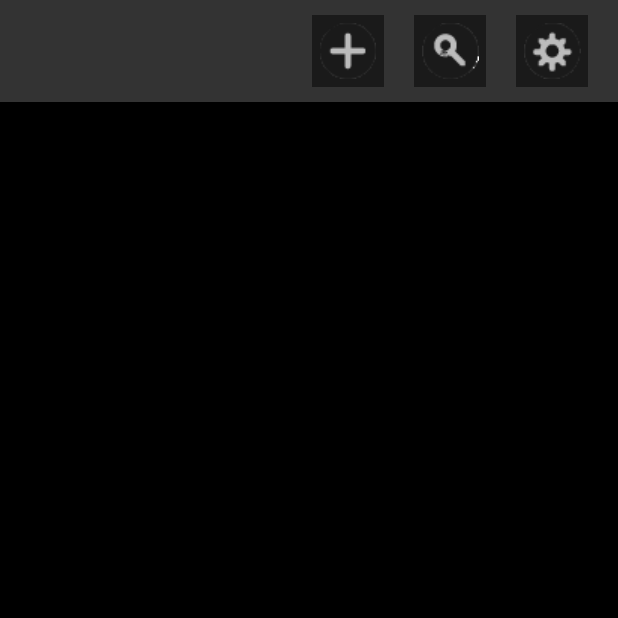
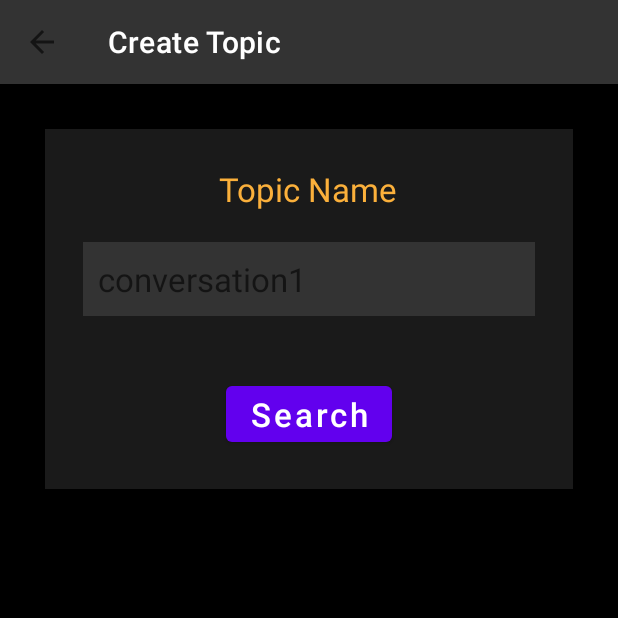
Before and after one commit to AAAlex-123/Yamca-Android-App, an Android app: the TopicListActivity screen opened directly, with no data from a screen before it, after a tap on "search for topic", on a phone screen of 412 x 824 dp, the top half of it. Run offline under Robolectric (Android 15) with nearby library versions, the light colour scheme and no system bars; 3 statements that could not run were skipped.

Commit message:
adds SearchForTopicActivity

```diff
--- a/app/src/main/AndroidManifest.xml
+++ b/app/src/main/AndroidManifest.xml
@@ -16,13 +16,20 @@
             android:theme="@style/Theme.YamcaApp"
             tools:targetApi="31">
         <activity
+                android:name=".app.SearchForTopicActivity"
+                android:exported="false"
+                android:parentActivityName=".app.TopicListActivity">
+            <meta-data
+                    android:name="android.support.PARENT_ACTIVITY"
+                    android:value=".app.TopicListActivity" />
+        </activity>
+        <activity
                 android:name=".app.CreateTopicActivity"
                 android:exported="false"
                 android:parentActivityName=".app.TopicListActivity">
-
-                <meta-data
-                        android:name="android.support.PARENT_ACTIVITY"
-                        android:value=".app.TopicListActivity"/>
+            <meta-data
+                    android:name="android.support.PARENT_ACTIVITY"
+                    android:value=".app.TopicListActivity" />
         </activity>
         <activity
                 android:name=".app.SingleTopicActivity"
--- /dev/null
+++ b/app/src/main/java/alexman/yamca/app/SearchForTopicActivity.kt
@@ -0,0 +1,56 @@
+package alexman.yamca.app
+
+import alexman.yamca.R
+import alexman.yamca.eventdeliverysystem.client.UserAdapter
+import alexman.yamca.eventdeliverysystem.client.UserEvent
+import androidx.appcompat.app.AppCompatActivity
+import android.os.Bundle
+import android.widget.Button
+import android.widget.TextView
+import android.widget.Toast
+import java.lang.RuntimeException
+
+class SearchForTopicActivity : AppCompatActivity() {
+
+    private val listener = object : UserAdapter() {
+        override fun onTopicListened(e: UserEvent) {
+            val text: String =
+                when (e.success) {
+                    true -> "Joined Topic \"${e.topicName}\""
+                    false -> "Could not join Topic \"${e.topicName}\""
+                }
+
+            this@SearchForTopicActivity.runOnUiThread {
+                Toast.makeText(this@SearchForTopicActivity, text, Toast.LENGTH_LONG).show()
+            }
+        }
+    }
+
+    private lateinit var topicNameField: TextView
+    private lateinit var searchButton: Button
+
+    override fun onCreate(savedInstanceState: Bundle?) {
+        super.onCreate(savedInstanceState)
+        setContentView(R.layout.activity_search_for_topic)
+
+        setSupportActionBar(findViewById(R.id.searchfortopic_header))
+        supportActionBar!!.setDisplayHomeAsUpEnabled(true)
+        supportActionBar!!.setDisplayShowHomeEnabled(true)
+
+        topicNameField = findViewById(R.id.searchfortopic_topicname_input)
+        searchButton = findViewById(R.id.searchfortopic_create_button)
+
+        searchButton.setOnClickListener {
+            UserSingleton.listenForNewTopic(topicNameField.text.toString())
+        }
+
+        UserSingleton.addUserListener(listener)
+    }
+
+    override fun onDestroy() {
+        super.onDestroy()
+
+        if (!UserSingleton.removeUserListener(listener))
+            throw RuntimeException()
+    }
+}
--- a/app/src/main/java/alexman/yamca/app/TopicListActivity.kt
+++ b/app/src/main/java/alexman/yamca/app/TopicListActivity.kt
@@ -46,7 +46,7 @@ class TopicListActivity : AppCompatActivity() {
             startActivity(Intent(this, CreateTopicActivity::class.java))
         }
         searchButton.setOnClickListener {
-            // startActivity(Intent(this, SearchForTopicActivity::class.java))
+            startActivity(Intent(this, SearchForTopicActivity::class.java))
         }
         preferencesButton.setOnClickListener {
             // startActivity(Intent(this, PreferencesActivity::class.java))
--- /dev/null
+++ b/app/src/main/res/layout/activity_search_for_topic.xml
@@ -0,0 +1,90 @@
+<?xml version="1.0" encoding="utf-8"?>
+<LinearLayout xmlns:android="http://schemas.android.com/apk/res/android"
+xmlns:tools="http://schemas.android.com/tools"
+xmlns:app="http://schemas.android.com/apk/res-auto"
+android:layout_width="match_parent"
+android:layout_height="match_parent"
+tools:context=".app.CreateTopicActivity"
+android:orientation="vertical"
+android:id="@+id/searchfortopic_layout"
+android:textAlignment="center">
+
+<androidx.appcompat.widget.Toolbar
+        android:layout_width="match_parent"
+        android:layout_height="wrap_content"
+        android:background="#333333"
+        android:minHeight="?attr/actionBarSize"
+        android:id="@+id/searchfortopic_header"
+        app:navigationIcon="?attr/homeAsUpIndicator"
+        app:title="Create Topic"
+        app:titleTextColor="@android:color/white" />
+
+<ScrollView
+        android:layout_width="match_parent"
+        android:layout_height="match_parent"
+        android:id="@+id/searchfortopic_scroll"
+        android:background="#000000"
+        android:padding="30dp"
+        android:textAlignment="inherit">
+
+    <LinearLayout
+            android:layout_width="match_parent"
+            android:layout_height="wrap_content"
+            android:orientation="vertical"
+            android:id="@+id/searchfortopic_form_layout"
+            android:background="#1A1A1A"
+            android:gravity="center_horizontal"
+            android:paddingHorizontal="20dp"
+            android:paddingVertical="10dp"
+            android:textAlignment="inherit">
+
+        <LinearLayout
+                android:orientation="vertical"
+                android:layout_width="match_parent"
+                android:layout_height="match_parent"
+                android:id="@+id/searchfortopic_topicname_layout"
+                android:gravity="center_horizontal"
+                android:textAlignment="inherit">
+
+            <TextView
+                    android:text="@string/searchfortopic_topicname"
+                    android:layout_width="wrap_content"
+                    android:layout_height="wrap_content"
+                    android:id="@+id/searchfortopic_topicname_text"
+                    android:textColor="#FBB03B"
+                    android:textAlignment="inherit"
+                    android:textSize="22sp"
+                    android:padding="10dp"
+                    android:layout_margin="5dp" />
+
+            <EditText
+                    android:layout_width="match_parent"
+                    android:layout_height="wrap_content"
+                    android:inputType="textShortMessage"
+                    android:ems="10"
+                    android:id="@+id/searchfortopic_topicname_input"
+                    android:layout_margin="5dp"
+                    android:background="#333333"
+                    android:hint="@string/searchfortopic_topicname_hint"
+                    android:importantForAutofill="no"
+                    android:padding="10dp"
+                    android:textAlignment="textStart"
+                    android:textColor="@android:color/white"
+                    tools:text="conversation1"
+                    android:textSize="22sp" />
+        </LinearLayout>
+
+        <Button
+                android:text="@string/searchfortopic_create_button"
+                android:layout_width="wrap_content"
+                android:layout_height="wrap_content"
+                android:id="@+id/searchfortopic_create_button"
+                android:textAlignment="inherit"
+                android:textAllCaps="false"
+                android:textSize="22sp"
+                android:layout_marginTop="35dp"
+                android:layout_marginBottom="15dp" />
+    </LinearLayout>
+</ScrollView>
+
+</LinearLayout>
--- a/app/src/main/res/values/strings.xml
+++ b/app/src/main/res/values/strings.xml
@@ -16,4 +16,7 @@
     <string name="createtopic_topicname">Topic Name</string>
     <string name="createtopic_topicname_hint">conversation1</string>
     <string name="createtopic_create_button">Create</string>
+    <string name="searchfortopic_topicname">Topic Name</string>
+    <string name="searchfortopic_topicname_hint">conversation1</string>
+    <string name="searchfortopic_create_button">Search</string>
 </resources>
```
